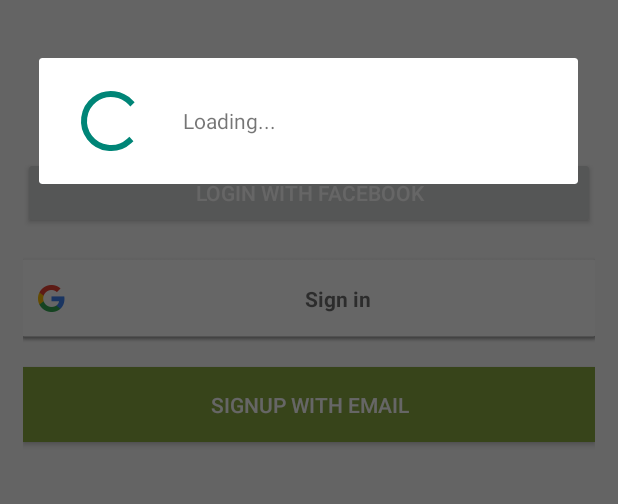
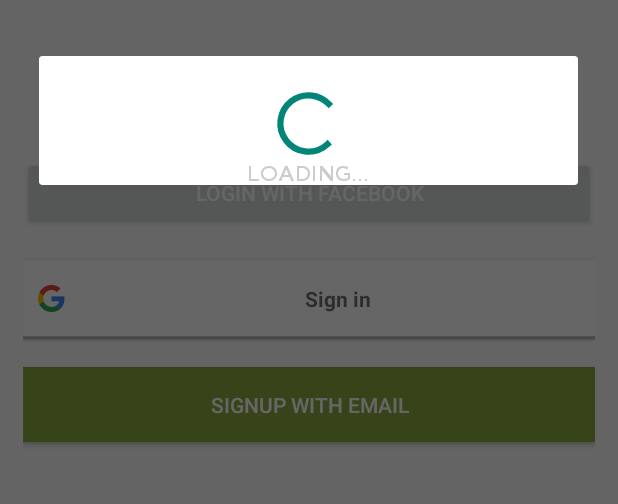
Before and after one commit to abhinavabcd/QuizApp_Android, an Android app: the first screen one second after launch (MainActivity), on a phone screen of 412 x 824 dp, the part 497-1001 px from its top. Run offline under Robolectric (Android 15) with nearby library versions, the phone set to English and light mode, and no system bars; our stand-ins replace Picasso; libraries missing offline, so code that uses them is left out: com.crittercism.app, com.github.mikephil.charting, com.loopj.android; pictures from the network do not load; 6 statements that could not run were skipped.

Commit message:
ui progress dialog modified

```diff
--- a/app/src/main/java/com/amcolabs/quizapp/appcontrollers/ProgressiveQuizController.java
+++ b/app/src/main/java/com/amcolabs/quizapp/appcontrollers/ProgressiveQuizController.java
@@ -182,7 +182,7 @@ public class ProgressiveQuizController extends AppController{
 	int backPressedCount = 0;
 
 
-	public boolean isRemoveQuestionScreenOnBackPressed() {
+	public boolean isRemoveScreenOnBackPressed() {
 		if(quizApp.peekCurrentScreen() instanceof QuestionScreen){
 			backPressedCount++;
 			if(backPressedCount>1){
@@ -595,7 +595,7 @@ public class ProgressiveQuizController extends AppController{
 	    			@Override
 	    			public String onData(Boolean s) {
 	    				if(!s){
-	    					isRemoveQuestionScreenOnBackPressed();
+	    					isRemoveScreenOnBackPressed();
 	    				}
 	    				return super.onData(s);
 	    			}
--- a/app/src/main/java/com/amcolabs/quizapp/screens/ClashScreen.java
+++ b/app/src/main/java/com/amcolabs/quizapp/screens/ClashScreen.java
@@ -81,6 +81,10 @@ public class ClashScreen extends Screen {
 	public void beforeRemove(){
 	}
 
+	public boolean removeOnBackPressed(){
+		return getController().isRemoveScreenOnBackPressed();
+	}
+
 	@Override
 	public void onRemovedFromScreen() {
 		for(View userInfoView : userInfoViews){
--- a/app/src/main/java/com/amcolabs/quizapp/screens/QuestionScreen.java
+++ b/app/src/main/java/com/amcolabs/quizapp/screens/QuestionScreen.java
@@ -510,6 +510,6 @@ public class QuestionScreen extends Screen implements View.OnClickListener, Anim
 
 	@Override
 	public boolean removeOnBackPressed(){
-		return pQuizController.isRemoveQuestionScreenOnBackPressed();
+		return pQuizController.isRemoveScreenOnBackPressed();
 	}
 }
--- a/app/src/main/java/com/amcolabs/quizapp/uiutils/UiUtils.java
+++ b/app/src/main/java/com/amcolabs/quizapp/uiutils/UiUtils.java
@@ -56,6 +56,7 @@ import com.amcolabs.quizapp.configuration.Config;
 import com.amcolabs.quizapp.databaseutils.OfflineChallenge;
 import com.amcolabs.quizapp.datalisteners.DataInputListener;
 import com.amcolabs.quizapp.serverutils.ServerCalls;
+import com.amcolabs.quizapp.widgets.CustomLoadingDialog;
 import com.github.mikephil.charting.data.BarEntry;
 import com.github.mikephil.charting.utils.ValueFormatter;
 import com.squareup.picasso.Callback;
@@ -238,16 +239,15 @@ public class UiUtils {
 	}
 
 
-
-
 	private static int uiBlockCount  =0;
-	private static ProgressDialog preloader = null;
+	private static CustomLoadingDialog preloader = null;
 	private static CharSequence preloaderText;
 	public  synchronized void addUiBlock(){
 		try{
 			if(uiBlockCount==0){
 				preloaderText = UiText.TEXT_LOADING.getValue();
-				preloader = ProgressDialog.show(quizApp.getContext(), "", preloaderText, true);
+				preloader = new CustomLoadingDialog(quizApp.getContext(), preloaderText);
+				preloader.show();
 			}
 			uiBlockCount++;
 		}
@@ -261,7 +261,8 @@ public class UiUtils {
 		try{
 		if(uiBlockCount==0){
 			preloaderText = text;
-			preloader = ProgressDialog.show(quizApp.getContext(), "", text, true);
+			preloader = new CustomLoadingDialog(quizApp.getContext(), preloaderText);
+			preloader.show();
 		}
 		else{
 			if(!preloaderText.toString().endsWith(text)){
--- a/app/src/main/java/com/amcolabs/quizapp/widgets/CustomLoadingDialog.java
+++ b/app/src/main/java/com/amcolabs/quizapp/widgets/CustomLoadingDialog.java
@@ -1,7 +1,37 @@
 package com.amcolabs.quizapp.widgets;
+
+import android.app.ProgressDialog;
+import android.content.Context;
+import android.os.Bundle;
+
+import com.amcolabs.quizapp.R;
 
 /**
  * Created by abhinav on 7/12/15.
  */
-public class CustomLoadingDialog {
+public class CustomLoadingDialog extends ProgressDialog {
+    private GothamTextView messageTextView;
+    private CharSequence message;
+    public CustomLoadingDialog(Context context, CharSequence text) {
+        super(context);
+        setIndeterminate(true);
+        setCancelable(false);
+        message = text;
+    }
+
+
+    @Override
+    protected void onCreate(Bundle savedInstanceState) {
+        super.onCreate(savedInstanceState);
+        setContentView(R.layout.progress_dialog_ui);
+        messageTextView = (GothamTextView)findViewById(R.id.progress_bar_text);
+        if(message!=null)
+            messageTextView.setText(message);
+    }
+
+    @Override
+    public void setMessage(CharSequence message) {
+        if(messageTextView!=null)
+            messageTextView.setText(message);
+    }
 }
--- a/app/src/main/res/layout/progress_dialog_ui.xml
+++ b/app/src/main/res/layout/progress_dialog_ui.xml
@@ -1,5 +1,28 @@
-<?xml version="1.0" encoding="utf-8"?>
 <LinearLayout xmlns:android="http://schemas.android.com/apk/res/android"
-    android:layout_width="match_parent" android:layout_height="match_parent">
+    xmlns:tools="http://schemas.android.com/tools"
+    android:layout_width="match_parent"
+    android:layout_height="match_parent"
+    android:orientation="vertical"
+    android:gravity="center"
+    android:background="@null"
+    tools:context=".MainActivity" >
 
+
+    <ProgressBar
+        android:id="@+id/progressBar1"
+        android:layout_width="wrap_content"
+        android:layout_height="wrap_content"
+        android:layout_marginTop="20dp"
+        android:indeterminate="false"
+        android:max="100"
+        android:minHeight="50dp"
+        android:minWidth="50dp"
+        android:progress="1" />
+
+    <com.amcolabs.quizapp.widgets.GothamTextView
+        android:id="@+id/progress_bar_text"
+        android:layout_width="wrap_content"
+        android:layout_height="wrap_content"
+        android:textColor="#CCCCCC"
+        android:textAllCaps="true"/>
 </LinearLayout>
```
Also changed, not shown: app/src/main/java/com/amcolabs/quizapp/QuizApp.java (+12 -12 lines), 2 other files.
